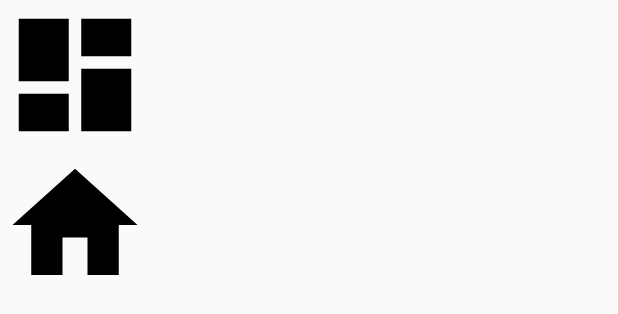
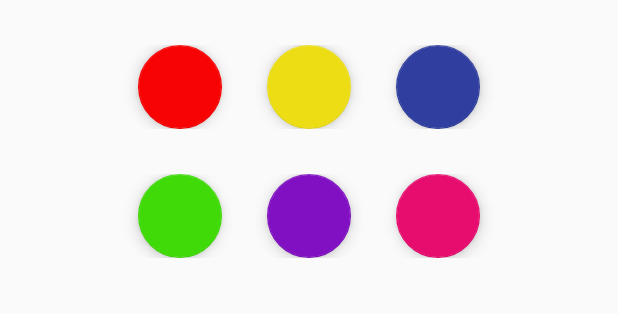
Before and after one commit to RishabhBhatnagar/Pragati2k18, an Android app: the layout bottom_sheet.xml on its own in the app's theme, with its tools: preview values and no code run, on a phone screen of 412 x 824 dp. Shown: the top 314 px of the screen. Run offline under Robolectric (Android 15) with nearby library versions, the phone set to English and light mode, and no system bars.

Commit message:
bottom sheet error resolved

```diff
--- a/app/src/main/AndroidManifest.xml
+++ b/app/src/main/AndroidManifest.xml
@@ -8,7 +8,7 @@
         android:label="@string/app_name"
         android:roundIcon="@mipmap/ic_launcher_round"
         android:supportsRtl="true"
-        android:theme="@style/AppTheme">
+        android:theme="@style/Rishabh">
         <activity
             android:name=".MainActivity"
             android:label="@string/app_name">
--- a/app/src/main/java/pragatiblockchain/com/pragati2018/MainActivity.java
+++ b/app/src/main/java/pragatiblockchain/com/pragati2018/MainActivity.java
@@ -1,16 +1,15 @@
 package pragatiblockchain.com.pragati2018;
 
-import android.content.Intent;
 import android.os.Bundle;
 import android.support.annotation.NonNull;
 import android.support.design.widget.BottomNavigationView;
 import android.support.design.widget.BottomSheetDialog;
+import android.support.design.widget.FloatingActionButton;
 import android.support.v4.app.Fragment;
 import android.support.v7.app.AppCompatActivity;
 import android.view.MenuItem;
 import android.view.View;
 import android.widget.Button;
-import android.widget.TextView;
 import android.widget.Toast;
 
 import pragatiblockchain.com.pragati2018.Fragments.ArtworkFragment;
@@ -20,8 +19,11 @@ import pragatiblockchain.com.pragati2018.Fragments.SearchFragment;
 public class MainActivity extends AppCompatActivity implements BottomNavigationView.OnNavigationItemSelectedListener {
 
     private BottomSheetDialog bottomSheetDialog;
+
     private View bottomSheetView;
     private Button button;
+    private FloatingActionButton floatingActionButton;
+
 
     @Override
     protected void onCreate(Bundle savedInstanceState) {
--- a/app/src/main/res/layout/bottom_sheet.xml
+++ b/app/src/main/res/layout/bottom_sheet.xml
@@ -1,20 +1,61 @@
 <?xml version="1.0" encoding="utf-8"?>
-<LinearLayout
-    xmlns:android="http://schemas.android.com/apk/res/android" android:layout_width="match_parent"
+<RelativeLayout xmlns:android="http://schemas.android.com/apk/res/android"
+    android:layout_width="match_parent"
     android:layout_height="match_parent"
+    xmlns:app="http://schemas.android.com/apk/res-auto"
     android:orientation="vertical"
     android:id="@+id/bottom_sheet">
 
-    <ImageView
-        android:layout_width="100dp"
-        android:layout_height="100dp"
-        android:id="@+id/image1"
-        android:background="@drawable/ic_dashboard_black_24dp"
-        android:onClick="imageView1"/>
-    <ImageView
-        android:layout_width="100dp"
-        android:layout_height="100dp"
-        android:id="@+id/image2"
-        android:background="@drawable/ic_home_black_24dp"
-        android:onClick="imageView2"/>
-</LinearLayout>
+    <LinearLayout
+        android:layout_width="match_parent"
+        android:layout_height="wrap_content"
+        android:orientation="horizontal"
+        android:id="@+id/ll1"
+        android:gravity="center_horizontal"
+        android:paddingTop="30dp">
+        <android.support.design.widget.FloatingActionButton
+            android:layout_width="wrap_content"
+            android:layout_height="wrap_content"
+            android:id="@+id/camera"
+            app:backgroundTint="#f70303"
+            android:layout_marginRight="30dp"
+            android:onClick="imageView1"/>
+        <android.support.design.widget.FloatingActionButton
+            android:layout_width="wrap_content"
+            android:layout_height="wrap_content"
+            android:id="@+id/camera1"
+            app:backgroundTint="#ecdd14"
+            android:layout_marginRight="30dp"/>
+        <android.support.design.widget.FloatingActionButton
+            android:layout_width="wrap_content"
+            android:layout_height="wrap_content"
+            android:id="@+id/camera2"
+            app:backgroundTint="@color/colorPrimaryDark"/>
+    </LinearLayout>
+    <LinearLayout
+        android:layout_width="match_parent"
+        android:layout_height="wrap_content"
+        android:orientation="horizontal"
+        android:layout_below="@+id/ll1"
+        android:gravity="center_horizontal"
+        android:paddingTop="30dp"
+        android:paddingBottom="30dp">
+        <android.support.design.widget.FloatingActionButton
+            android:layout_width="wrap_content"
+            android:layout_height="wrap_content"
+            android:id="@+id/camera3"
+            app:backgroundTint="#40da08"
+            android:layout_marginRight="30dp"/>
+        <android.support.design.widget.FloatingActionButton
+            android:layout_width="wrap_content"
+            android:layout_height="wrap_content"
+            android:id="@+id/camera15"
+            app:backgroundTint="#8110c2"
+            android:layout_marginRight="30dp"/>
+        <android.support.design.widget.FloatingActionButton
+            android:layout_width="wrap_content"
+            android:layout_height="wrap_content"
+            android:id="@+id/camera26"
+            app:backgroundTint="#e70d6f" />
+    </LinearLayout>
+</RelativeLayout>
--- a/app/src/main/res/values/colors.xml
+++ b/app/src/main/res/values/colors.xml
@@ -3,4 +3,6 @@
     <color name="colorPrimary">#3F51B5</color>
     <color name="colorPrimaryDark">#303F9F</color>
     <color name="colorAccent">#FF4081</color>
+    <color name="red">#FFFC030F</color>
+    <color name="green">#FF38DA06</color>
 </resources>
--- a/app/src/main/res/values/styles.xml
+++ b/app/src/main/res/values/styles.xml
@@ -9,9 +9,13 @@
         <item name = "preferenceTheme">@style/PreferenceThemeOverlay</item>
     </style>
 
-    <style name="AppTheme.NoActionBar">
-        <item name="windowActionBar">false</item>
-        <item name="windowNoTitle">true</item>
+    <style name="Rishabh" parent="Theme.AppCompat.Light.DarkActionBar">
+        <!-- Customize your theme here. -->
+        <item name="colorPrimary">@color/red</item>
+        <item name="colorPrimaryDark">@color/red</item>
+        <item name="colorAccent">@color/green</item>
+        <item name = "preferenceTheme">@style/PreferenceThemeOverlay</item>
     </style>
 
+
 </resources>
```
Also changed, not shown: 2 other files.
